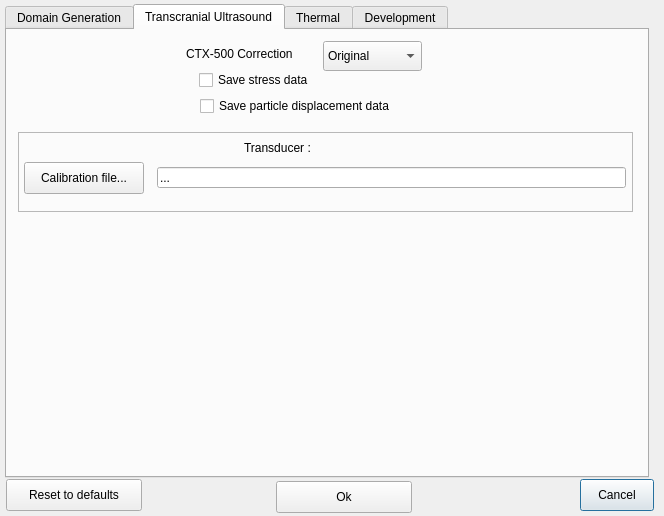
ProteusMRIgHIFU/BabelBrain, file BabelBrain/Options/form.ui: the form before one commit.
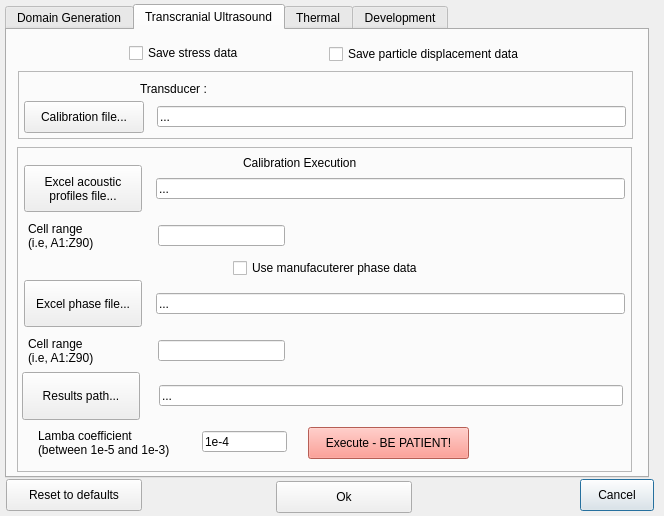
The form after the commit.

Commit message:
Refactor transcranial ultrasound UI and add lambda validator
Removed CTX-500 Correction combo box and related logic from the transcranial ultrasound tab. Added a new calibration execution section with fields for Excel acoustic/phase files, cell ranges, results path, and a lambda coefficient input with scientific notation validation. Updated UI layout and labels to reflect these changes.

Diff of the .ui file:
```diff
--- a/BabelBrain/Options/form.ui
+++ b/BabelBrain/Options/form.ui
@@ -620,50 +620,11 @@
     <attribute name="title">
      <string>Transcranial Ultrasound</string>
     </attribute>
-    <widget class="QLabel" name="label_6">
-     <property name="geometry">
-      <rect>
-       <x>179</x>
-       <y>16</y>
-       <width>137</width>
-       <height>16</height>
-      </rect>
-     </property>
-     <property name="text">
-      <string>CTX-500 Correction</string>
-     </property>
-    </widget>
-    <widget class="QComboBox" name="CTX500CorrectioncomboBox">
-     <property name="geometry">
-      <rect>
-       <x>316</x>
-       <y>11</y>
-       <width>99</width>
-       <height>30</height>
-      </rect>
-     </property>
-     <property name="layoutDirection">
-      <enum>Qt::LayoutDirection::LeftToRight</enum>
-     </property>
-     <property name="styleSheet">
-      <string notr="true"/>
-     </property>
-     <item>
-      <property name="text">
-       <string>Original</string>
-      </property>
-     </item>
-     <item>
-      <property name="text">
-       <string>July2024</string>
-      </property>
-     </item>
-    </widget>
     <widget class="QCheckBox" name="SaveStresscheckBox">
      <property name="geometry">
       <rect>
-       <x>192</x>
-       <y>40</y>
+       <x>122</x>
+       <y>13</y>
        <width>149</width>
        <height>20</height>
       </rect>
@@ -678,8 +639,8 @@
     <widget class="QCheckBox" name="SaveDisplacementcheckBox">
      <property name="geometry">
       <rect>
-       <x>193</x>
-       <y>66</y>
+       <x>322</x>
+       <y>14</y>
        <width>228</width>
        <height>20</height>
       </rect>
@@ -695,9 +656,9 @@
      <property name="geometry">
       <rect>
        <x>11</x>
-       <y>102</y>
+       <y>41</y>
        <width>615</width>
-       <height>80</height>
+       <height>68</height>
       </rect>
      </property>
      <property name="frameShape">
@@ -747,14 +708,283 @@
      <widget class="QLabel" name="TxWeightLabel">
       <property name="geometry">
        <rect>
+        <x>122</x>
+        <y>8</y>
+        <width>340</width>
+        <height>20</height>
+       </rect>
+      </property>
+      <property name="text">
+       <string>Transducer : </string>
+      </property>
+     </widget>
+    </widget>
+    <widget class="QFrame" name="frame_2">
+     <property name="geometry">
+      <rect>
+       <x>10</x>
+       <y>117</y>
+       <width>615</width>
+       <height>325</height>
+      </rect>
+     </property>
+     <property name="autoFillBackground">
+      <bool>false</bool>
+     </property>
+     <property name="frameShape">
+      <enum>QFrame::Shape::StyledPanel</enum>
+     </property>
+     <property name="frameShadow">
+      <enum>QFrame::Shadow::Raised</enum>
+     </property>
+     <widget class="QLabel" name="TxWeightLabel_4">
+      <property name="geometry">
+       <rect>
         <x>226</x>
         <y>8</y>
-        <width>158</width>
+        <width>135</width>
         <height>16</height>
        </rect>
       </property>
       <property name="text">
-       <string>Transducer : </string>
+       <string>Calibration Execution </string>
+      </property>
+     </widget>
+     <widget class="QPushButton" name="TxOptimizedWeightspushButton_4">
+      <property name="geometry">
+       <rect>
+        <x>7</x>
+        <y>18</y>
+        <width>118</width>
+        <height>47</height>
+       </rect>
+      </property>
+      <property name="styleSheet">
+       <string notr="true"/>
+      </property>
+      <property name="text">
+       <string>Excel acoustic
+profiles file...</string>
+      </property>
+      <property name="autoDefault">
+       <bool>false</bool>
+      </property>
+      <property name="flat">
+       <bool>false</bool>
+      </property>
+     </widget>
+     <widget class="QLineEdit" name="ExcelAcousticProfilesLineEdit">
+      <property name="geometry">
+       <rect>
+        <x>139</x>
+        <y>31</y>
+        <width>469</width>
+        <height>21</height>
+       </rect>
+      </property>
+      <property name="styleSheet">
+       <string notr="true"/>
+      </property>
+      <property name="text">
+       <string>...</string>
+      </property>
+     </widget>
+     <widget class="QPushButton" name="TxOptimizedWeightspushButton_5">
+      <property name="geometry">
+       <rect>
+        <x>5</x>
+        <y>225</y>
+        <width>118</width>
+        <height>48</height>
+       </rect>
+      </property>
+      <property name="styleSheet">
+       <string notr="true"/>
+      </property>
+      <property name="text">
+       <string>Results path...</string>
+      </property>
+      <property name="autoDefault">
+       <bool>false</bool>
+      </property>
+      <property name="flat">
+       <bool>false</bool>
+      </property>
+     </widget>
+     <widget class="QLineEdit" name="TxOptimizedWeightsLineEdit_5">
+      <property name="geometry">
+       <rect>
+        <x>142</x>
+        <y>238</y>
+        <width>464</width>
+        <height>21</height>
+       </rect>
+      </property>
+      <property name="styleSheet">
+       <string notr="true"/>
+      </property>
+      <property name="text">
+       <string>...</string>
+      </property>
+     </widget>
+     <widget class="QLineEdit" name="ProfilesCellRangeLineEdit">
+      <property name="geometry">
+       <rect>
+        <x>141</x>
+        <y>78</y>
+        <width>127</width>
+        <height>21</height>
+       </rect>
+      </property>
+      <property name="styleSheet">
+       <string notr="true"/>
+      </property>
+      <property name="text">
+       <string/>
+      </property>
+     </widget>
+     <widget class="QLabel" name="label_7">
+      <property name="geometry">
+       <rect>
+        <x>11</x>
+        <y>74</y>
+        <width>115</width>
+        <height>29</height>
+       </rect>
+      </property>
+      <property name="text">
+       <string>Cell range
+(i.e, A1:Z90)</string>
+      </property>
+     </widget>
+     <widget class="QPushButton" name="TxOptimizedWeightspushButton_6">
+      <property name="geometry">
+       <rect>
+        <x>7</x>
+        <y>133</y>
+        <width>118</width>
+        <height>47</height>
+       </rect>
+      </property>
+      <property name="styleSheet">
+       <string notr="true"/>
+      </property>
+      <property name="text">
+       <string>Excel phase file...</string>
+      </property>
+      <property name="autoDefault">
+       <bool>false</bool>
+      </property>
+      <property name="flat">
+       <bool>false</bool>
+      </property>
+     </widget>
+     <widget class="QLineEdit" name="PhaseCellRangeLineEdit">
+      <property name="geometry">
+       <rect>
+        <x>141</x>
+        <y>193</y>
+        <width>127</width>
+        <height>21</height>
+       </rect>
+      </property>
+      <property name="styleSheet">
+       <string notr="true"/>
+      </property>
+      <property name="text">
+       <string/>
+      </property>
+     </widget>
+     <widget class="QLineEdit" name="ExcelPhaseProgrammingLineEdit">
+      <property name="geometry">
+       <rect>
+        <x>139</x>
+        <y>146</y>
+        <width>469</width>
+        <height>21</height>
+       </rect>
+      </property>
+      <property name="styleSheet">
+       <string notr="true"/>
+      </property>
+      <property name="text">
+       <string>...</string>
+      </property>
+     </widget>
+     <widget class="QLabel" name="label_8">
+      <property name="geometry">
+       <rect>
+        <x>11</x>
+        <y>189</y>
+        <width>115</width>
+        <height>29</height>
+       </rect>
+      </property>
+      <property name="text">
+       <string>Cell range
+(i.e, A1:Z90)</string>
+      </property>
+     </widget>
+     <widget class="QCheckBox" name="UsePhaseFilecheckBox">
+      <property name="geometry">
+       <rect>
+        <x>216</x>
+        <y>111</y>
+        <width>211</width>
+        <height>20</height>
+       </rect>
+      </property>
+      <property name="layoutDirection">
+       <enum>Qt::LayoutDirection::LeftToRight</enum>
+      </property>
+      <property name="text">
+       <string>Use manufacuterer phase data</string>
+      </property>
+     </widget>
+     <widget class="QPushButton" name="ContinuepushButton_2">
+      <property name="geometry">
+       <rect>
+        <x>291</x>
+        <y>280</y>
+        <width>161</width>
+        <height>32</height>
+       </rect>
+      </property>
+      <property name="styleSheet">
+       <string notr="true">background-color: rgb(255, 131, 119);</string>
+      </property>
+      <property name="text">
+       <string>Execute - BE PATIENT!</string>
+      </property>
+     </widget>
+     <widget class="QLabel" name="FocalLengthLabel_23">
+      <property name="geometry">
+       <rect>
+        <x>21</x>
+        <y>279</y>
+        <width>171</width>
+        <height>33</height>
+       </rect>
+      </property>
+      <property name="text">
+       <string>Lamba coefficient
+(between 1e-5 and 1e-3)</string>
+      </property>
+     </widget>
+     <widget class="QLineEdit" name="LambdaLineEdit">
+      <property name="geometry">
+       <rect>
+        <x>185</x>
+        <y>284</y>
+        <width>85</width>
+        <height>21</height>
+       </rect>
+      </property>
+      <property name="styleSheet">
+       <string notr="true"/>
+      </property>
+      <property name="text">
+       <string>1e-4</string>
       </property>
      </widget>
     </widget>
```
The commit also changes 2 other files.
